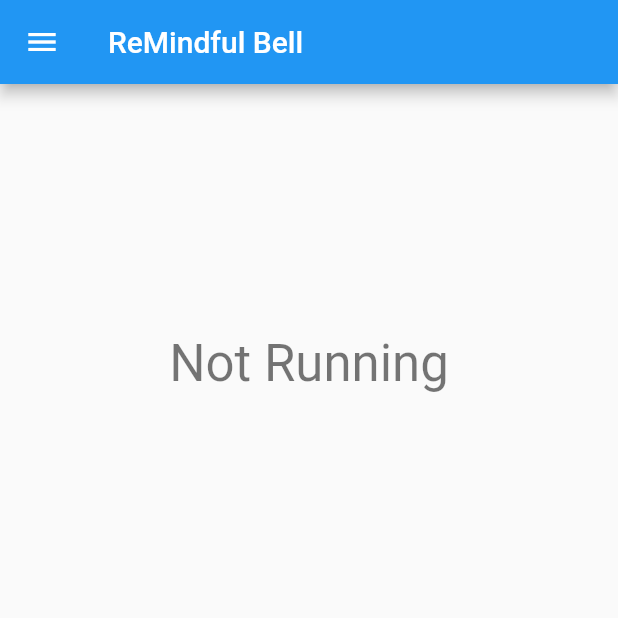
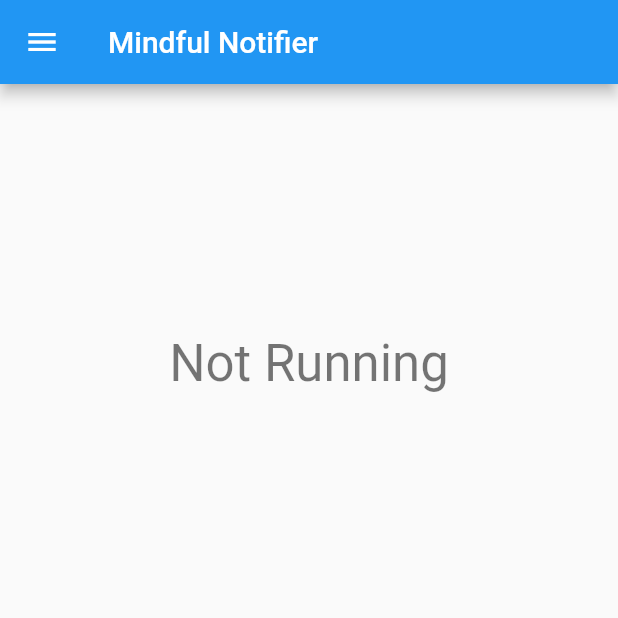
Before and after one commit to kmac/mindfulnotifier, a Flutter app: the screen it shows after launch, on a phone screen of 412 x 824 dp, the top half of it. Run offline on Flutter 3.47's test engine with Material 2 defaults, Android fonts, the phone set to English and light mode, and no system bars; our stand-ins replace date_format, flutter_local_notifications, flutter_native_timezone, flutter_time_picker_spinner, just_audio, permission_handler and 3 more; missing offline and left inert: android_alarm_manager, audio_session.

Commit message:
Rename to Mindful Notifier

```diff
--- a/lib/components/datastore.dart
+++ b/lib/components/datastore.dart
@@ -1,5 +1,5 @@
 import 'package:flutter/material.dart';
-import 'package:remindfulbell/components/schedule.dart';
+import 'package:mindfulnotifier/components/schedule.dart';
 import 'package:shared_preferences/shared_preferences.dart';
 
 class DataStore {
--- a/lib/components/notifier.dart
+++ b/lib/components/notifier.dart
@@ -9,7 +9,7 @@ import 'package:timezone/data/latest.dart' as tz;
 import 'package:timezone/timezone.dart' as tz;
 import 'package:audio_session/audio_session.dart';
 
-// const MethodChannel platform = MethodChannel('kmsd.ca/remindfulbell');
+// const MethodChannel platform = MethodChannel('kmsd.ca/mindfulnotifier');
 
 final FlutterLocalNotificationsPlugin flutterLocalNotificationsPlugin =
     FlutterLocalNotificationsPlugin();
@@ -84,9 +84,9 @@ void initializeNotifications() async {
 }
 
 class Notifier {
-  static String channelId = 'remindfulbell_channel_id';
-  static const String channelName = 'remindfulbell_channel_name';
-  static const String channelDescription = 'Notifications for remindful bell';
+  static String channelId = 'mindfulnotifier_channel_id';
+  static const String channelName = 'mindfulnotifier_channel_name';
+  static const String channelDescription = 'Notifications for mindfulnotifier';
   final String notifTitle;
   static bool mute = false;
   static bool vibrate = false;
--- a/lib/components/schedule.dart
+++ b/lib/components/schedule.dart
@@ -6,9 +6,9 @@ import 'package:flutter/material.dart';
 
 import 'package:android_alarm_manager/android_alarm_manager.dart';
 
-import 'package:remindfulbell/screens/app/remindfulbell.dart';
-import 'package:remindfulbell/components/notifier.dart';
-import 'package:remindfulbell/components/reminders.dart';
+import 'package:mindfulnotifier/screens/app/mindfulnotifier.dart';
+import 'package:mindfulnotifier/components/notifier.dart';
+import 'package:mindfulnotifier/components/reminders.dart';
 
 const bool testing = false;
 
--- a/lib/main.dart
+++ b/lib/main.dart
@@ -1,9 +1,9 @@
 import 'package:flutter/cupertino.dart';
 import 'package:flutter/material.dart';
 
-import 'package:remindfulbell/screens/app/remindfulbell.dart';
+import 'package:mindfulnotifier/screens/app/mindfulnotifier.dart';
 
-const String appName = 'ReMindful Bell';
+const String appName = 'Mindful Notifier';
 
 void main() async {
   // needed if you intend to initialize in the `main` function
--- a/lib/screens/schedules/schedulesview.dart
+++ b/lib/screens/schedules/schedulesview.dart
@@ -7,7 +7,7 @@ import 'package:shared_preferences/shared_preferences.dart';
 import 'package:flutter_time_picker_spinner/flutter_time_picker_spinner.dart';
 import 'package:date_format/date_format.dart';
 
-import 'package:remindfulbell/screens/widgetview.dart';
+import 'package:mindfulnotifier/screens/widgetview.dart';
 
 class SchedulesWidget extends StatefulWidget {
   SchedulesWidget({Key key}) : super(key: key);
--- a/pubspec.yaml
+++ b/pubspec.yaml
@@ -1,4 +1,4 @@
-name: remindfulbell
+name: mindfulnotifier
 description: A mindfulness-based reminder system
 
 # The following line prevents the package from being accidentally published to
```
Also changed, not shown: lib/screens/app/mindfulnotifier.dart (renamed from lib/screens/app/remindfulbell.dart, +5 -6 lines), 16 other files.
